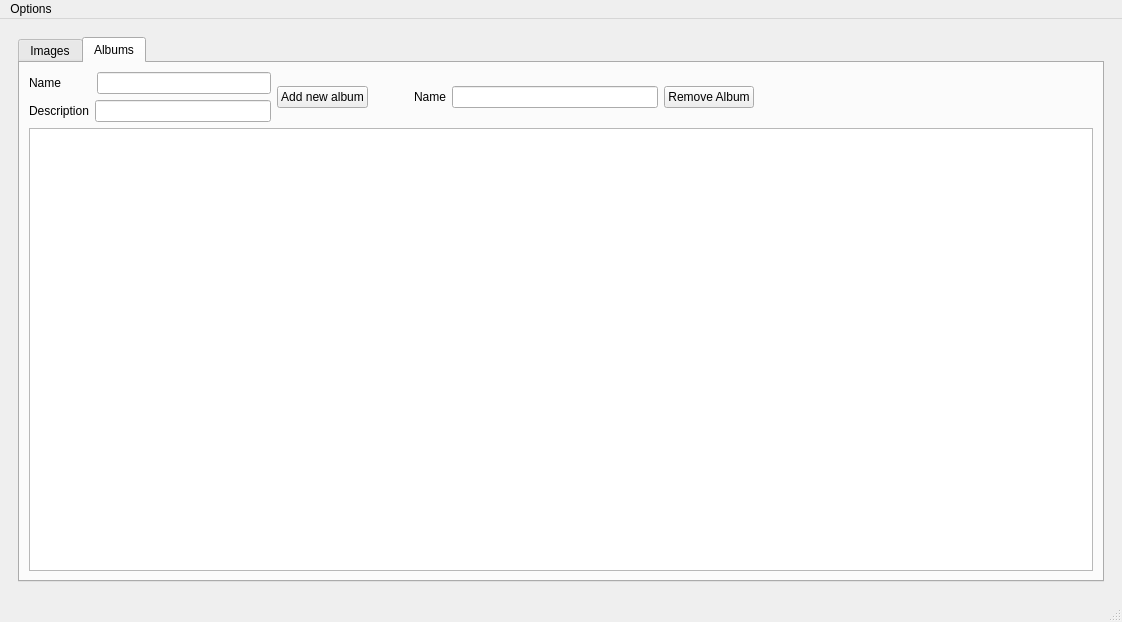
Above: galeria_zdjec/Project/App/mainwindow.ui from starzykbartlomiej/photo_gallery before the change. Below: the same form after it.
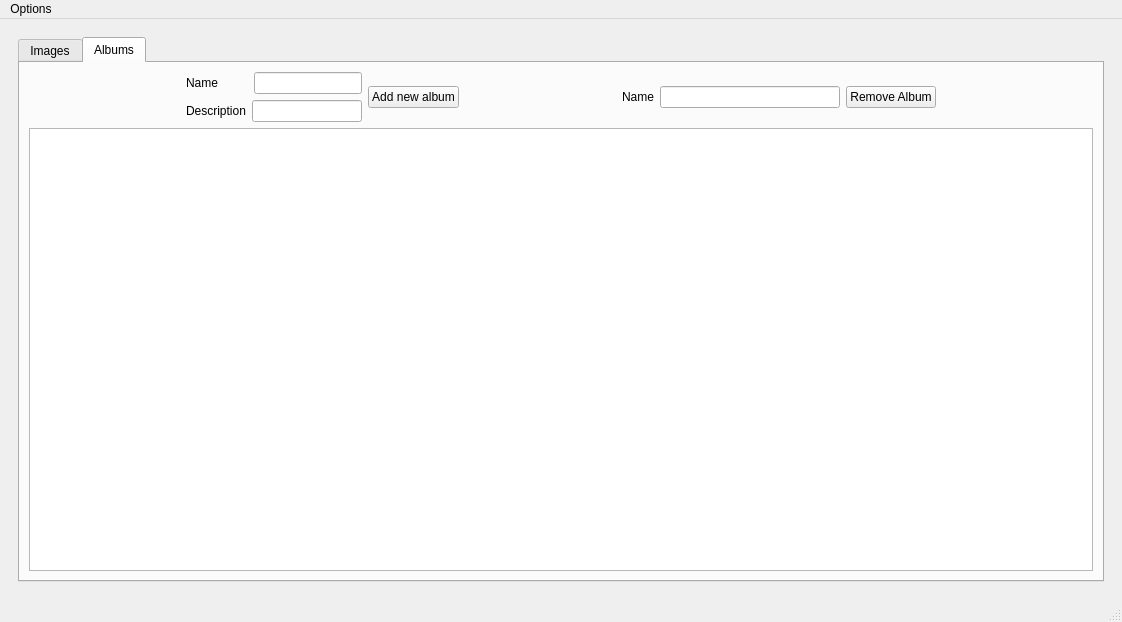
That is the form after the change. The open tabs and pages were chosen to show the change.

```diff
--- a/galeria_zdjec/Project/App/mainwindow.ui
+++ b/galeria_zdjec/Project/App/mainwindow.ui
@@ -185,7 +185,20 @@
            </attribute>
            <layout class="QVBoxLayout" name="verticalLayout_7">
             <item>
-             <layout class="QHBoxLayout" name="horizontalLayout_8" stretch="1,0,1,1">
+             <layout class="QHBoxLayout" name="horizontalLayout_8" stretch="1,0,1,2,1">
+              <item>
+               <spacer name="horizontalSpacer_6">
+                <property name="orientation">
+                 <enum>Qt::Horizontal</enum>
+                </property>
+                <property name="sizeHint" stdset="0">
+                 <size>
+                  <width>40</width>
+                  <height>20</height>
+                 </size>
+                </property>
+               </spacer>
+              </item>
               <item>
                <layout class="QHBoxLayout" name="horizontalLayout_6">
                 <item>
```
Left out of the diff: 6 changed lines with no effect on the pictures.
